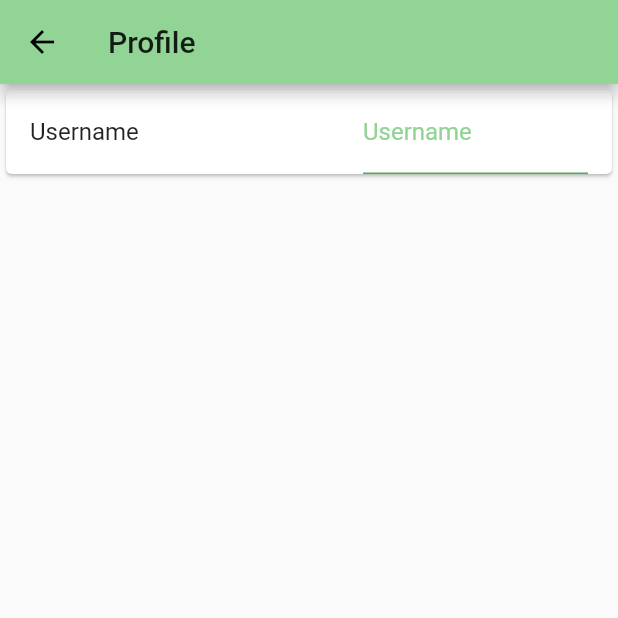
After one commit to underwhelmingToaster/coolUrbanSpaces, a Flutter app: the ProfileView screen opened directly, on a phone screen of 412 x 824 dp, the top half of it. The commit adds this screen. Run offline on Flutter 3.47's test engine with Material 2 defaults, Android fonts, the phone set to English and light mode, and no system bars; our stand-ins replace flutter_map, flutter_svg, latlong2; missing offline and left inert: flutter_map_marker_cluster.

Commit message:
Implement basic ProfileView

```diff
--- /dev/null
+++ b/lib/controller/profile_controller.dart
@@ -0,0 +1,12 @@
+import 'package:flutter/cupertino.dart';
+
+class ProfileController extends ChangeNotifier {
+  String _username = "";
+
+  String get username => _username;
+
+  set username(String value) {
+    _username = value;
+    notifyListeners();
+  }
+}
--- a/lib/main.dart
+++ b/lib/main.dart
@@ -2,8 +2,10 @@ import 'dart:async';
 
 import 'package:cool_urban_spaces/controller/add_suggestion_controller.dart';
 import 'package:cool_urban_spaces/controller/map_data_controller.dart';
+import 'package:cool_urban_spaces/controller/profile_controller.dart';
 import 'package:cool_urban_spaces/controller/settings_controller.dart';
 import 'package:cool_urban_spaces/view/add_suggestion_view.dart';
+import 'package:cool_urban_spaces/view/profile_view.dart';
 import 'package:cool_urban_spaces/view/settings_view.dart';
 import 'package:cool_urban_spaces/view/urban_map_view.dart';
 import 'package:flutter/material.dart';
@@ -24,6 +26,7 @@ class MyApp extends StatelessWidget {
         ChangeNotifierProvider(create: (_) => AddSuggestionController()),
         ChangeNotifierProvider(create: (_) => MapDataController()),
         ChangeNotifierProvider(create: (_) => SettingsController()),
+        ChangeNotifierProvider(create: (_) => ProfileController()),
       ],
         child: MaterialApp(
           title: 'Cool Urban',
@@ -78,6 +81,8 @@ class _MapFragment extends State<StatefulMapFragment> {
             ),
             ListTile(
               title: const Text('Profile'),
+              onTap: () => Navigator.push(context, MaterialPageRoute(
+                  builder: (context) => ProfileView())),
             ),
             ListTile(
               title: const Text('Settings'),
--- /dev/null
+++ b/lib/view/profile_view.dart
@@ -0,0 +1,50 @@
+import 'package:cool_urban_spaces/controller/profile_controller.dart';
+import 'package:flutter/cupertino.dart';
+import 'package:flutter/material.dart';
+import 'package:flutter/services.dart';
+import 'package:provider/provider.dart';
+
+class ProfileView extends StatelessWidget {
+  @override
+  Widget build(BuildContext context) {
+    ProfileController profileController = Provider.of<ProfileController>(context);
+    return SafeArea(child: Scaffold(
+      appBar: AppBar(
+        title: Text("Profile"),
+      ),
+      body: Column(
+        children: <Widget>[
+          Expanded(child: ListView(
+            children: [
+              Card(
+                child: ListTile(
+                  title: Text("Username"),
+                  trailing: ConstrainedBox(
+                      constraints: BoxConstraints(maxHeight: 60, maxWidth: 150),
+                      child: TextFormField(
+                        initialValue: profileController.username,
+                        decoration: InputDecoration(
+                          labelText: "Username",
+                          labelStyle: new TextStyle(color: Theme.of(context).primaryColor),
+                        ),
+                        inputFormatters: [LengthLimitingTextInputFormatter(500)],
+                        minLines: 4,
+                        maxLines: 10,
+                        validator: (value) {
+                          if (value == null || value.isEmpty) {
+                            return "Username invalid";
+                          }
+                          return null;
+                          },
+                        onChanged: (v) => profileController.username = v,
+                      ),
+                  ),
+                ),
+              )
+            ],
+          ))
+        ],
+      ),
+    ));
+  }
+}
```
